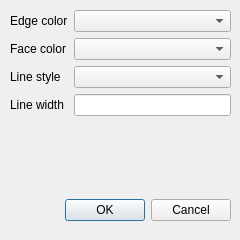
This is viewer/propertyeditdialog.ui in ENSTABretagneRobotics/VIBES as Qt 5 draws it before an edit. The edited form follows.
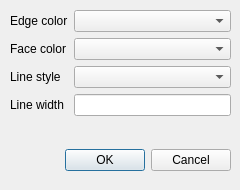
This is the edited form.

Commit message:
PropertyEditDialog layout modification
Convergence with godardma https://github.com/ENSTABretagneRobotics/VIBES/pull/142#issuecomment-2851169040

Diff of the .ui file:
```diff
--- a/viewer/propertyeditdialog.ui
+++ b/viewer/propertyeditdialog.ui
@@ -7,7 +7,7 @@
     <x>0</x>
     <y>0</y>
     <width>240</width>
-    <height>240</height>
+    <height>190</height>
    </rect>
   </property>
   <property name="windowTitle">
@@ -17,7 +17,7 @@
    <property name="geometry">
     <rect>
      <x>10</x>
-     <y>190</y>
+     <y>140</y>
      <width>221</width>
      <height>41</height>
     </rect>
@@ -35,7 +35,7 @@
      <x>10</x>
      <y>10</y>
      <width>221</width>
-     <height>171</height>
+     <height>121</height>
     </rect>
    </property>
    <layout class="QFormLayout" name="formLayout">
```
